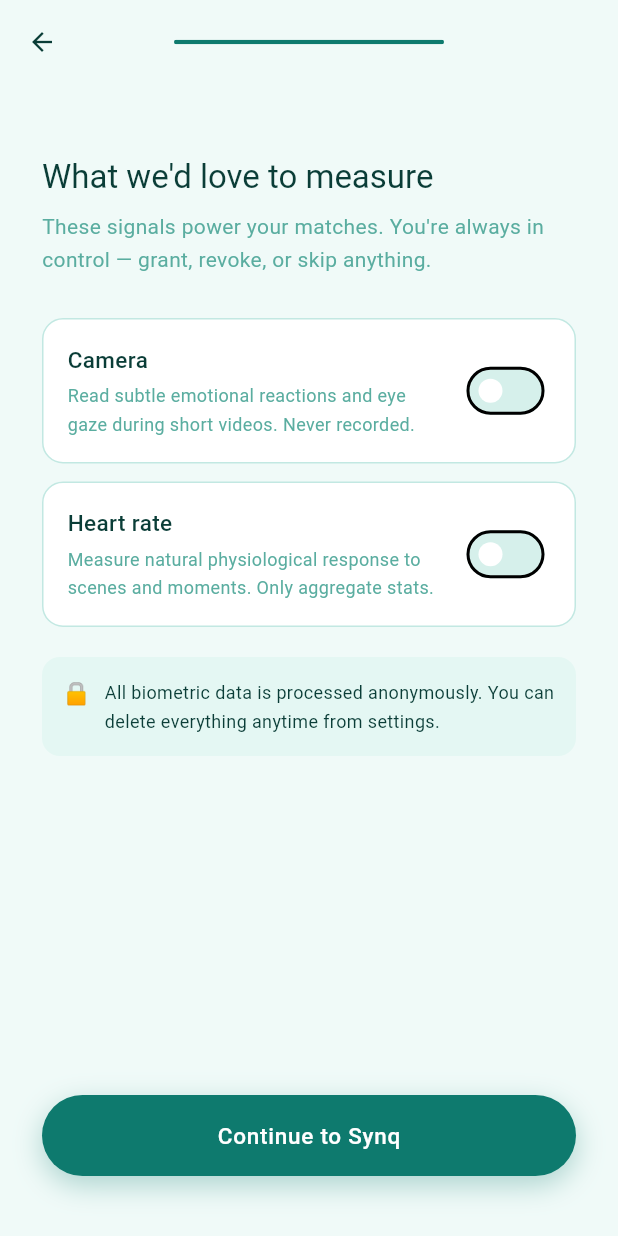
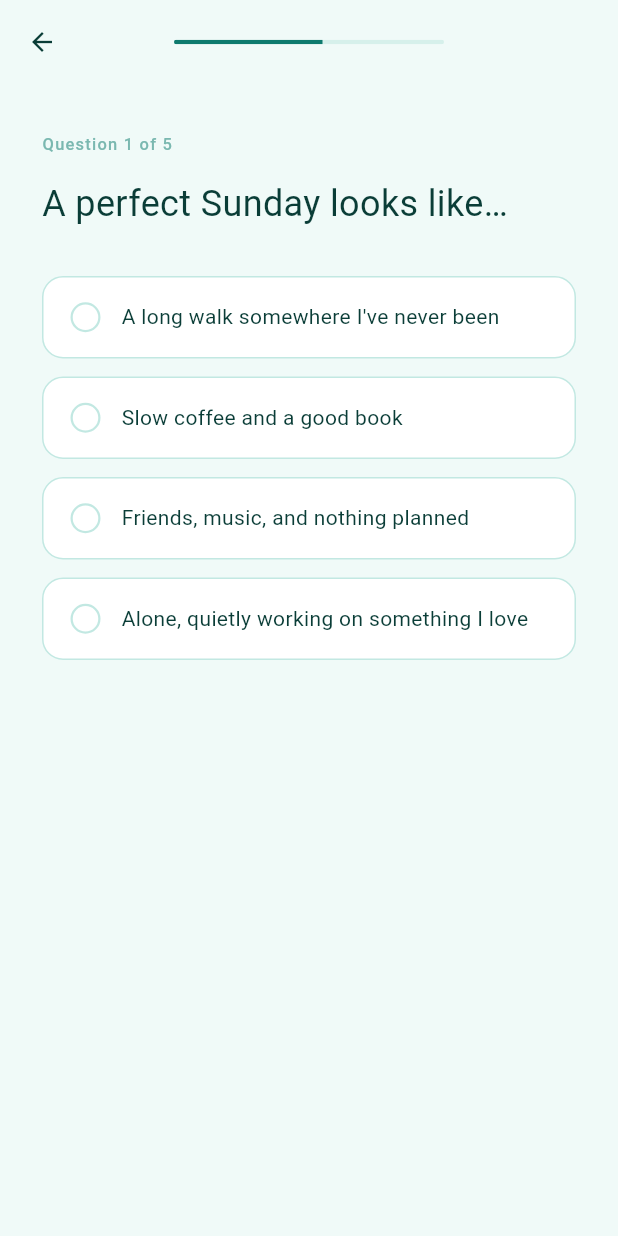
Before and after one commit to khu3086/NeuraLynkr, a Flutter app: the QuizIntroScreen screen opened directly, after a tap on "Start the quiz", on a phone screen of 412 x 824 dp. Run offline on Flutter 3.47's test engine with Material 3 defaults, Android fonts, the phone set to English and light mode, and no system bars.

Commit message:
add 5-question personality quiz with multi-choice flow

```diff
--- /dev/null
+++ b/lib/data/quiz_questions.dart
@@ -0,0 +1,53 @@
+class QuizQuestion {
+  final String question;
+  final List<String> options;
+  const QuizQuestion({required this.question, required this.options});
+}
+
+const List<QuizQuestion> quizQuestions = [
+  QuizQuestion(
+    question: 'A perfect Sunday looks like…',
+    options: [
+      'A long walk somewhere I\'ve never been',
+      'Slow coffee and a good book',
+      'Friends, music, and nothing planned',
+      'Alone, quietly working on something I love',
+    ],
+  ),
+  QuizQuestion(
+    question: 'When things get hard, I\'m the person who…',
+    options: [
+      'Talks it through with someone I trust',
+      'Goes quiet and processes internally',
+      'Throws myself into work or movement',
+      'Writes, draws, or creates my way through it',
+    ],
+  ),
+  QuizQuestion(
+    question: 'What draws me to someone first?',
+    options: [
+      'The way they think',
+      'How they make me laugh',
+      'Their calm, grounded presence',
+      'A spark of curiosity and ambition',
+    ],
+  ),
+  QuizQuestion(
+    question: 'I feel most myself when…',
+    options: [
+      'Deep in conversation with one person',
+      'Moving — a hike, a dance floor, a run',
+      'Making something with my hands',
+      'Stretching my mind with ideas or problems',
+    ],
+  ),
+  QuizQuestion(
+    question: 'The value I won\'t compromise on is…',
+    options: [
+      'Honesty, even when it stings',
+      'Kindness, always, to anyone',
+      'Growth — becoming a better version',
+      'Freedom to live my own way',
+    ],
+  ),
+];
--- a/lib/screens/onboarding/quiz_intro_screen.dart
+++ b/lib/screens/onboarding/quiz_intro_screen.dart
@@ -1,6 +1,7 @@
 import 'package:flutter/material.dart';
 import '../../theme.dart';
 import 'permissions_screen.dart';
+import 'quiz_screen.dart';
 
 class QuizIntroScreen extends StatelessWidget {
   const QuizIntroScreen({super.key});
@@ -68,9 +69,7 @@
                     label: 'Start the quiz',
                     onTap: () => Navigator.push(
                       context,
-                      MaterialPageRoute(
-                        builder: (_) => const PermissionsScreen(),
-                      ),
+                      MaterialPageRoute(builder: (_) => const QuizScreen()),
                     ),
                   ),
                   const SizedBox(height: 16),
--- /dev/null
+++ b/lib/screens/onboarding/quiz_screen.dart
@@ -0,0 +1,183 @@
+import 'package:flutter/material.dart';
+import '../../data/quiz_questions.dart';
+import '../../theme.dart';
+import 'permissions_screen.dart';
+
+class QuizScreen extends StatefulWidget {
+  const QuizScreen({super.key});
+  @override
+  State<QuizScreen> createState() => _QuizScreenState();
+}
+
+class _QuizScreenState extends State<QuizScreen> {
+  int qIdx = 0;
+  final Map<int, int> answers = {};
+
+  void _pickAnswer(int optionIdx) {
+    setState(() => answers[qIdx] = optionIdx);
+    Future.delayed(const Duration(milliseconds: 220), _next);
+  }
+
+  void _next() {
+    if (qIdx < quizQuestions.length - 1) {
+      setState(() => qIdx++);
+    } else {
+      Navigator.pushReplacement(
+        context,
+        MaterialPageRoute(builder: (_) => const PermissionsScreen()),
+      );
+    }
+  }
+
+  void _back() {
+    if (qIdx > 0) {
+      setState(() => qIdx--);
+    } else {
+      Navigator.pop(context);
+    }
+  }
+
+  @override
+  Widget build(BuildContext context) {
+    final q = quizQuestions[qIdx];
+    final progress = 0.5 + (qIdx + 1) / quizQuestions.length * 0.25;
+    final selected = answers[qIdx];
+
+    return Scaffold(
+      appBar: AppBar(
+        backgroundColor: SynqTheme.bg,
+        elevation: 0,
+        leading: IconButton(
+          icon: const Icon(
+            Icons.arrow_back,
+            color: SynqTheme.textMain,
+            size: 20,
+          ),
+          onPressed: _back,
+        ),
+        title: SizedBox(
+          width: 180,
+          height: 3,
+          child: ClipRRect(
+            borderRadius: BorderRadius.circular(2),
+            child: LinearProgressIndicator(
+              value: progress,
+              backgroundColor: SynqTheme.borderSoft,
+              valueColor: const AlwaysStoppedAnimation(SynqTheme.primary),
+            ),
+          ),
+        ),
+        centerTitle: true,
+      ),
+      body: SafeArea(
+        child: Center(
+          child: ConstrainedBox(
+            constraints: const BoxConstraints(maxWidth: 420),
+            child: Padding(
+              padding: const EdgeInsets.symmetric(horizontal: 28, vertical: 24),
+              child: Column(
+                crossAxisAlignment: CrossAxisAlignment.stretch,
+                children: [
+                  const SizedBox(height: 8),
+                  Text(
+                    'Question ${qIdx + 1} of ${quizQuestions.length}',
+                    style: const TextStyle(
+                      fontSize: 11,
+                      letterSpacing: 0.8,
+                      color: SynqTheme.textSoft,
+                      fontWeight: FontWeight.w500,
+                    ),
+                  ),
+                  const SizedBox(height: 16),
+                  Text(
+                    q.question,
+                    style: const TextStyle(
+                      fontSize: 24,
+                      color: SynqTheme.primaryDk,
+                      fontWeight: FontWeight.w400,
+                      height: 1.35,
+                    ),
+                  ),
+                  const SizedBox(height: 32),
+                  ...List.generate(q.options.length, (i) {
+                    return Padding(
+                      padding: const EdgeInsets.only(bottom: 12),
+                      child: _OptionCard(
+                        label: q.options[i],
+                        selected: selected == i,
+                        onTap: () => _pickAnswer(i),
+                      ),
+                    );
+                  }),
+                ],
+              ),
+            ),
+          ),
+        ),
+      ),
+    );
+  }
+}
+
+class _OptionCard extends StatelessWidget {
+  final String label;
+  final bool selected;
+  final VoidCallback onTap;
+  const _OptionCard({
+    required this.label,
+    required this.selected,
+    required this.onTap,
+  });
+
+  @override
+  Widget build(BuildContext context) {
+    return GestureDetector(
+      onTap: onTap,
+      child: AnimatedContainer(
+        duration: const Duration(milliseconds: 180),
+        curve: Curves.easeOut,
+        padding: const EdgeInsets.symmetric(horizontal: 18, vertical: 16),
+        decoration: BoxDecoration(
+          color: selected ? SynqTheme.fill : SynqTheme.surface,
+          border: Border.all(
+            color: selected ? SynqTheme.primary : SynqTheme.border,
+            width: selected ? 1.5 : 1,
+          ),
+          borderRadius: BorderRadius.circular(14),
+        ),
+        child: Row(
+          children: [
+            Container(
+              width: 20,
+              height: 20,
+              decoration: BoxDecoration(
+                shape: BoxShape.circle,
+                border: Border.all(
+                  color: selected ? SynqTheme.primary : SynqTheme.border,
+                  width: 1.5,
+                ),
+                color: selected ? SynqTheme.primary : Colors.transparent,
+              ),
+              alignment: Alignment.center,
+              child: selected
+                  ? const Icon(Icons.check, size: 12, color: Colors.white)
+                  : null,
+            ),
+            const SizedBox(width: 14),
+            Expanded(
+              child: Text(
+                label,
+                style: TextStyle(
+                  fontSize: 14,
+                  color: selected ? SynqTheme.primaryDk : SynqTheme.textMain,
+                  height: 1.5,
+                  fontWeight: selected ? FontWeight.w500 : FontWeight.w400,
+                ),
+              ),
+            ),
+          ],
+        ),
+      ),
+    );
+  }
+}
```
